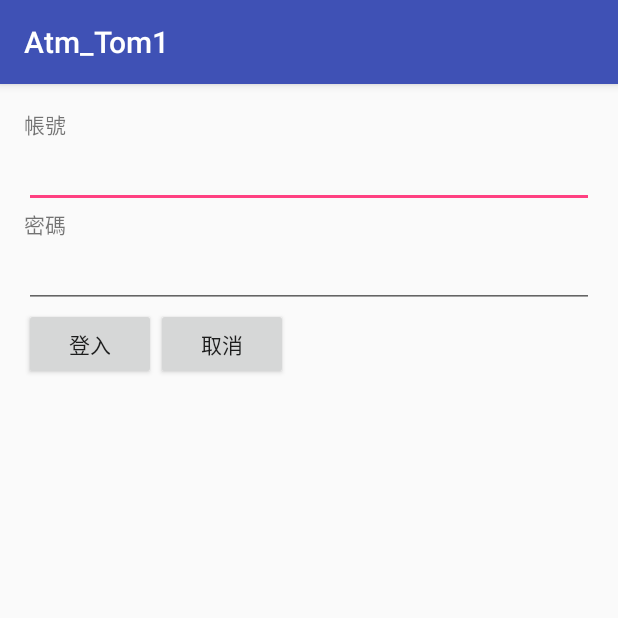
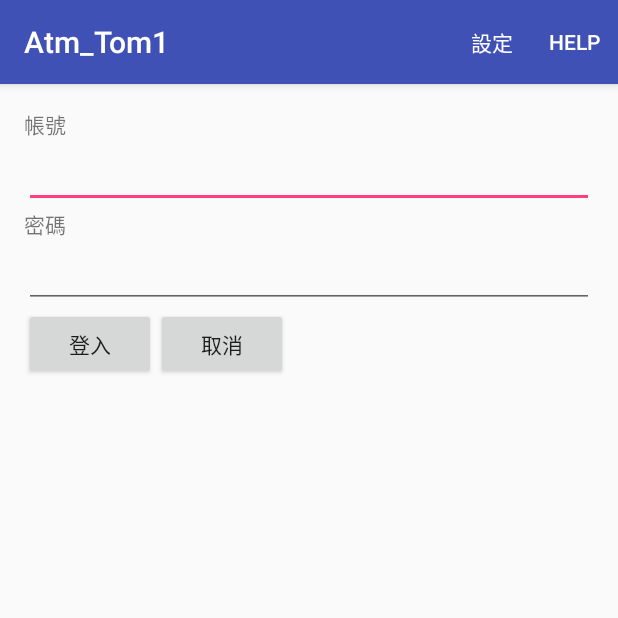
Before and after one commit to tom710236/Atm_Tom1, an Android app: the screen it shows after launch (MainActivity), on a phone screen of 412 x 824 dp, the top half of it. Run offline under Robolectric (Android 15) with nearby library versions, the phone set to English and light mode, and no system bars.

Commit message:
設定選單功能

```diff
--- a/app/src/main/java/com/example/tom/atm_tom1/MainActivity.java
+++ b/app/src/main/java/com/example/tom/atm_tom1/MainActivity.java
@@ -5,6 +5,8 @@ import android.content.SharedPreferences;
 import android.os.Bundle;
 import android.support.v7.app.AlertDialog;
 import android.support.v7.app.AppCompatActivity;
+import android.view.Menu;
+import android.view.MenuItem;
 import android.view.View;
 import android.widget.EditText;
 import android.widget.Toast;
@@ -70,9 +72,28 @@ public class MainActivity extends AppCompatActivity {
             }
         }
     }
+
+    @Override
+    public boolean onCreateOptionsMenu(Menu menu) {
+        getMenuInflater().inflate(R.menu.menu,menu);
+        return true;
+    }
+
+    @Override
+    public boolean onOptionsItemSelected(MenuItem item) {
+        int id = item.getItemId();
+        if (id == R.id.action_settings){
+            return true;
+        }
+        return super.onOptionsItemSelected(item);
+    }
+
     //取消鍵
     public void onClick2(View v){
         finish();
     }
 
+
+
+
 }
--- /dev/null
+++ b/app/src/main/res/menu/menu.xml
@@ -0,0 +1,12 @@
+<?xml version="1.0" encoding="utf-8"?>
+<menu xmlns:android="http://schemas.android.com/apk/res/android"
+    xmlns:app="http://schemas.android.com/apk/res-auto">
+    <item android:id="@+id/action_settings"
+        android:title="設定"
+        app:showAsAction="ifRoom"
+        />
+    <item android:id="@+id/action_help"
+        android:title="HELP"
+        app:showAsAction="ifRoom"
+        />
+</menu>
```
